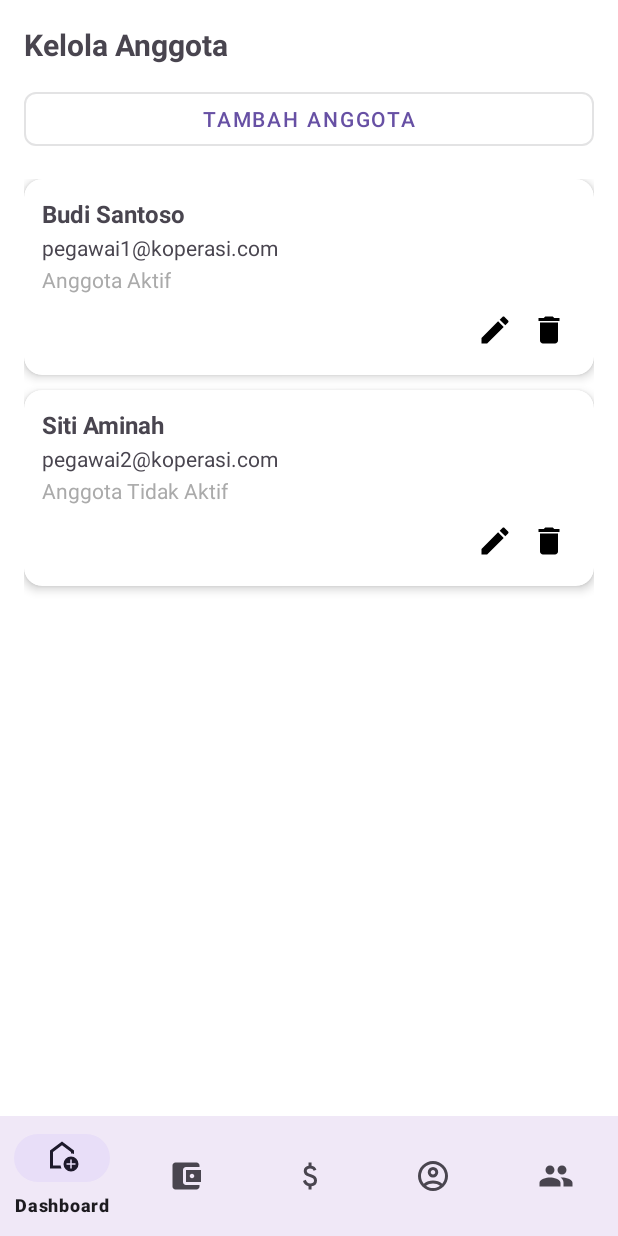
After one commit to YaredMordechai/Projek_MAP, an Android app: the fragment KelolaAnggotaFragment placed in its activity, on a phone screen of 412 x 824 dp. The commit adds this screen. Run offline under Robolectric (Android 15) with nearby library versions, the phone set to English and light mode, and no system bars; 1 statement that could not run was skipped.

Commit message:
Tambahan Admin Dummy Data, ViewFragment Admin beda, CRUD Admin, Page Admin Khusus

```diff
--- /dev/null
+++ b/app/src/main/java/com/example/projek_map/ui/adapters/AnggotaAdapter.kt
@@ -0,0 +1,52 @@
+package com.example.projek_map.ui.adapters
+
+import android.view.LayoutInflater
+import android.view.View
+import android.view.ViewGroup
+import android.widget.ImageButton
+import android.widget.TextView
+import androidx.recyclerview.widget.RecyclerView
+import com.example.projek_map.R
+import com.example.projek_map.data.User
+
+class AnggotaAdapter(
+    private val anggotaList: MutableList<User>,
+    private val onEdit: (User) -> Unit,
+    private val onDeactivate: (User) -> Unit,
+    private val onDelete: (User, Int) -> Unit
+) : RecyclerView.Adapter<AnggotaAdapter.AnggotaViewHolder>() {
+
+    inner class AnggotaViewHolder(itemView: View) : RecyclerView.ViewHolder(itemView) {
+        val tvNama: TextView = itemView.findViewById(R.id.tvNama)
+        val tvEmail: TextView = itemView.findViewById(R.id.tvEmail)
+        val tvStatus: TextView = itemView.findViewById(R.id.tvStatus)
+        val btnEdit: ImageButton = itemView.findViewById(R.id.btnEdit)
+        val btnDeactivate: ImageButton = itemView.findViewById(R.id.btnDeactivate)
+    }
+
+    override fun onCreateViewHolder(parent: ViewGroup, viewType: Int): AnggotaViewHolder {
+        val view = LayoutInflater.from(parent.context)
+            .inflate(R.layout.item_anggota, parent, false)
+        return AnggotaViewHolder(view)
+    }
+
+    override fun onBindViewHolder(holder: AnggotaViewHolder, position: Int) {
+        val anggota = anggotaList[position]
+        holder.tvNama.text = anggota.nama
+        holder.tvEmail.text = anggota.email
+        holder.tvStatus.text = anggota.statusKeanggotaan
+
+        holder.btnEdit.setOnClickListener { onEdit(anggota) }
+        holder.btnDeactivate.setOnClickListener {
+            onDelete(anggota, position)
+        }
+    }
+
+    override fun getItemCount() = anggotaList.size
+
+    fun refreshData(newList: List<User>) {
+        anggotaList.clear()
+        anggotaList.addAll(newList)
+        notifyDataSetChanged()
+    }
+}
--- /dev/null
+++ b/app/src/main/res/drawable/ic_delete.xml
@@ -0,0 +1,5 @@
+<vector xmlns:android="http://schemas.android.com/apk/res/android" android:height="24dp" android:tint="#000000" android:viewportHeight="24" android:viewportWidth="24" android:width="24dp">
+
+    <path android:fillColor="@android:color/white" android:pathData="M6,19c0,1.1 0.9,2 2,2h8c1.1,0 2,-0.9 2,-2V7H6v12zM19,4h-3.5l-1,-1h-5l-1,1H5v2h14V4z"/>
+
+</vector>
--- /dev/null
+++ b/app/src/main/res/drawable/ic_edit.xml
@@ -0,0 +1,5 @@
+<vector xmlns:android="http://schemas.android.com/apk/res/android" android:height="24dp" android:tint="#000000" android:viewportHeight="24" android:viewportWidth="24" android:width="24dp">
+
+    <path android:fillColor="@android:color/white" android:pathData="M3,17.25V21h3.75L17.81,9.94l-3.75,-3.75L3,17.25zM20.71,7.04c0.39,-0.39 0.39,-1.02 0,-1.41l-2.34,-2.34c-0.39,-0.39 -1.02,-0.39 -1.41,0l-1.83,1.83 3.75,3.75 1.83,-1.83z"/>
+
+</vector>
--- /dev/null
+++ b/app/src/main/res/drawable/ic_group.xml
@@ -0,0 +1,5 @@
+<vector xmlns:android="http://schemas.android.com/apk/res/android" android:height="24dp" android:tint="#000000" android:viewportHeight="24" android:viewportWidth="24" android:width="24dp">
+
+    <path android:fillColor="@android:color/white" android:pathData="M16,11c1.66,0 2.99,-1.34 2.99,-3S17.66,5 16,5c-1.66,0 -3,1.34 -3,3s1.34,3 3,3zM8,11c1.66,0 2.99,-1.34 2.99,-3S9.66,5 8,5C6.34,5 5,6.34 5,8s1.34,3 3,3zM8,13c-2.33,0 -7,1.17 -7,3.5L1,19h14v-2.5c0,-2.33 -4.67,-3.5 -7,-3.5zM16,13c-0.29,0 -0.62,0.02 -0.97,0.05 1.16,0.84 1.97,1.97 1.97,3.45L17,19h6v-2.5c0,-2.33 -4.67,-3.5 -7,-3.5z"/>
+
+</vector>
--- /dev/null
+++ b/app/src/main/res/layout/fragment_kelola_anggota.xml
@@ -0,0 +1,35 @@
+<?xml version="1.0" encoding="utf-8"?>
+<LinearLayout xmlns:android="http://schemas.android.com/apk/res/android"
+    xmlns:app="http://schemas.android.com/apk/res-auto"
+    android:orientation="vertical"
+    android:layout_width="match_parent"
+    android:layout_height="match_parent"
+    android:padding="16dp"
+    android:background="#FFFFFF">
+
+    <TextView
+        android:id="@+id/tvTitle"
+        android:layout_width="wrap_content"
+        android:layout_height="wrap_content"
+        android:text="Kelola Anggota"
+        android:textStyle="bold"
+        android:textSize="20sp"
+        android:layout_marginBottom="12dp" />
+
+    <com.google.android.material.button.MaterialButton
+        android:id="@+id/btnTambahAnggota"
+        android:layout_width="match_parent"
+        android:layout_height="wrap_content"
+        android:text="Tambah Anggota"
+        app:cornerRadius="8dp"
+        style="@style/Widget.MaterialComponents.Button.OutlinedButton"
+        android:layout_marginBottom="16dp" />
+
+    <androidx.recyclerview.widget.RecyclerView
+        android:id="@+id/rvAnggota"
+        android:layout_width="match_parent"
+        android:layout_height="match_parent"
+        android:clipToPadding="false"
+        android:paddingBottom="8dp" />
+
+</LinearLayout>
--- /dev/null
+++ b/app/src/main/res/layout/item_anggota.xml
@@ -0,0 +1,65 @@
+<?xml version="1.0" encoding="utf-8"?>
+<androidx.cardview.widget.CardView xmlns:android="http://schemas.android.com/apk/res/android"
+    xmlns:app="http://schemas.android.com/apk/res-auto"
+    android:layout_width="match_parent"
+    android:layout_height="wrap_content"
+    app:cardCornerRadius="12dp"
+    app:cardElevation="4dp"
+    android:layout_marginBottom="10dp">
+
+    <LinearLayout
+        android:layout_width="match_parent"
+        android:layout_height="wrap_content"
+        android:orientation="vertical"
+        android:padding="12dp">
+
+        <TextView
+            android:id="@+id/tvNama"
+            android:layout_width="wrap_content"
+            android:layout_height="wrap_content"
+            android:text="Nama Anggota"
+            android:textStyle="bold"
+            android:textSize="16sp" />
+
+        <TextView
+            android:id="@+id/tvEmail"
+            android:layout_width="wrap_content"
+            android:layout_height="wrap_content"
+            android:text="email@contoh.com"
+            android:textSize="14sp"
+            android:layout_marginTop="2dp" />
+
+        <TextView
+            android:id="@+id/tvStatus"
+            android:layout_width="wrap_content"
+            android:layout_height="wrap_content"
+            android:text="Anggota Aktif"
+            android:textSize="14sp"
+            android:layout_marginTop="2dp"
+            android:textColor="@android:color/darker_gray" />
+
+        <LinearLayout
+            android:orientation="horizontal"
+            android:layout_width="match_parent"
+            android:layout_height="wrap_content"
+            android:gravity="end"
+            android:layout_marginTop="6dp">
+
+            <ImageButton
+                android:id="@+id/btnEdit"
+                android:layout_width="36dp"
+                android:layout_height="36dp"
+                android:background="?attr/selectableItemBackgroundBorderless"
+                android:src="@drawable/ic_edit"
+                android:contentDescription="Edit" />
+
+            <ImageButton
+                android:id="@+id/btnDeactivate"
+                android:layout_width="36dp"
+                android:layout_height="36dp"
+                android:background="?attr/selectableItemBackgroundBorderless"
+                android:src="@drawable/ic_delete"
+                android:contentDescription="Nonaktifkan" />
+        </LinearLayout>
+    </LinearLayout>
+</androidx.cardview.widget.CardView>
--- a/app/src/main/res/menu/bottom_nav_menu.xml
+++ b/app/src/main/res/menu/bottom_nav_menu.xml
@@ -21,4 +21,8 @@
         android:icon="@drawable/ic_profil"
         android:title="Profil" />
 
+    <item
+        android:id="@+id/navigation_kelola_anggota"
+        android:title="Kelola Anggota"
+        android:icon="@drawable/ic_group" />
 </menu>
--- a/app/src/main/res/values/colors.xml
+++ b/app/src/main/res/values/colors.xml
@@ -1,5 +1,4 @@
 <resources>
-    <!-- Warna bawaan -->
     <color name="purple_200">#BB86FC</color>
     <color name="purple_500">#6200EE</color>
     <color name="purple_700">#3700B3</color>
@@ -7,9 +6,8 @@
     <color name="teal_700">#018786</color>
     <color name="black">#000000</color>
     <color name="white">#FFFFFF</color>
-
-    <!-- 🔹 Tambahkan ini -->
     <color name="green_600">#2E7D32</color>
     <color name="orange_600">#EF6C00</color>
     <color name="red_600">#C62828</color>
+    <color name="grey_600">#757575</color>
 </resources>
```
Also changed, not shown: app/src/main/java/com/example/projek_map/data/DummyUserData.kt (+26 -2 lines), app/src/main/java/com/example/projek_map/ui/LoginActivity.kt (+26 -6 lines), app/src/main/java/com/example/projek_map/ui/MainActivity.kt (+36 -42 lines), app/src/main/java/com/example/projek_map/ui/fragments/DashboardFragment.kt (+29 -25 lines), app/src/main/java/com/example/projek_map/ui/fragments/KelolaAnggotaFragment.kt (added, +140 -0 lines), app/src/main/java/com/example/projek_map/ui/fragments/PinjamanFragment.kt (+24 -5 lines), app/src/main/res/layout/dialog_add_user.xml (added, +29 -0 lines).
